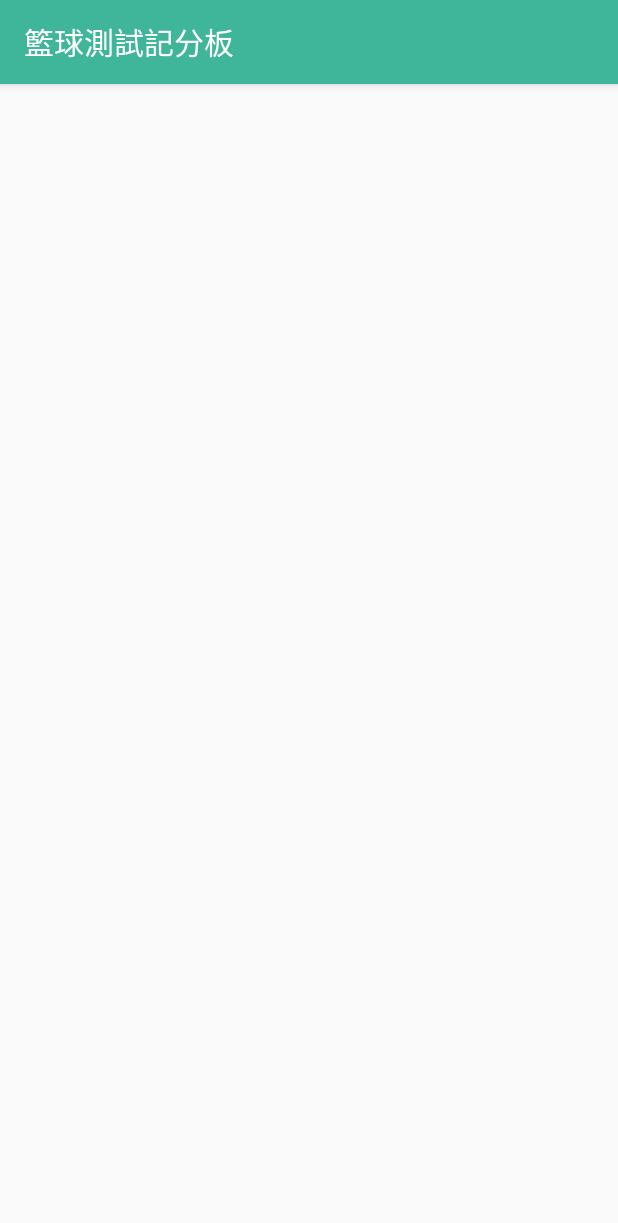
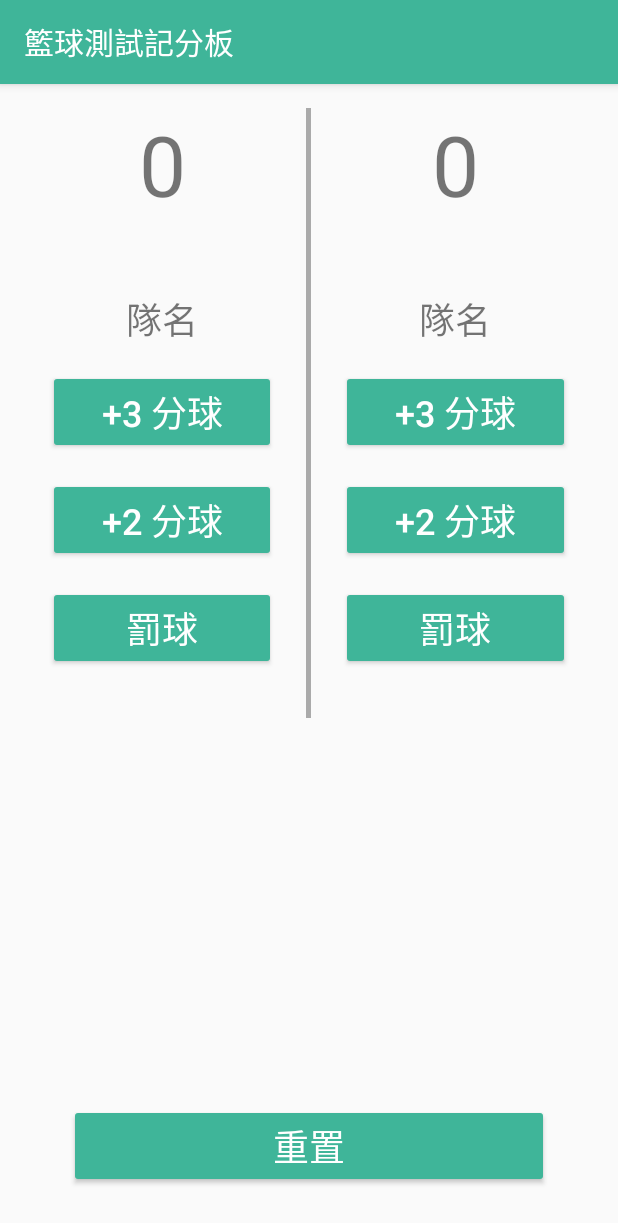
Before and after one commit to onoerror/Lab03_CourtCounter-develope, an Android app: the screen it shows after launch (MainActivity), on a phone screen of 412 x 824 dp. Shown: the top 1223 px of the screen. Run offline under Robolectric (Android 15) with nearby library versions, the phone set to English and light mode, and no system bars.

Commit message:
追加新分支

```diff
--- /dev/null
+++ b/app/src/main/java/layout/Blank.java
@@ -0,0 +1,42 @@
+package layout;
+
+
+import android.os.Bundle;
+import android.support.v4.app.Fragment;
+import android.view.LayoutInflater;
+import android.view.View;
+import android.view.ViewGroup;
+import android.widget.TextView;
+
+import com.example.melvin.lab03_courtcounter.R;
+
+/**
+ * A simple {@link Fragment} subclass.
+ */
+public class Blank extends Fragment {
+
+    private TextView m_tv_team_name;
+    private TextView m_tv_team_score;
+
+
+    public Blank() {
+        // Required empty public constructor
+    }
+
+
+    @Override
+    public View onCreateView(LayoutInflater inflater, ViewGroup container,
+                             Bundle savedInstanceState) {
+        // Inflate the layout for this fragment(產生 Fragment 傳回給 Activity)
+        return inflater.inflate(R.layout.fragment_blank, container, false);
+    }
+
+    @Override
+    public void onStart(){ // Fragment 畫面建立後執行
+        super.onStart();
+
+        m_tv_team_name = (TextView)getView().findViewById(R.id.tv_team_name);
+        m_tv_team_score = (TextView)getView().findViewById(R.id.tv_team_score);
+    }
+
+}
--- /dev/null
+++ b/app/src/main/res/layout/fragment_blank.xml
@@ -0,0 +1,66 @@
+<FrameLayout xmlns:android="http://schemas.android.com/apk/res/android"
+    xmlns:tools="http://schemas.android.com/tools"
+    android:layout_width="match_parent"
+    android:layout_height="match_parent"
+    tools:context="layout.Blank">
+
+    <LinearLayout
+        android:layout_width="match_parent"
+        android:layout_height="wrap_content"
+        android:layout_marginBottom="16dp"
+
+        android:orientation="vertical">
+
+        <TextView
+            android:id="@+id/tv_team_score"
+            android:layout_width="match_parent"
+            android:layout_height="wrap_content"
+            android:layout_marginBottom="32dp"
+            android:gravity="center"
+            android:text="0"
+            android:textSize="56sp"/>
+
+
+        <TextView
+            android:id="@+id/tv_team_name"
+            android:layout_width="match_parent"
+            android:layout_height="wrap_content"
+            android:layout_marginBottom="16dp"
+            android:layout_marginTop="16dp"
+            android:gravity="center"
+            android:text="隊名"
+            android:textSize="24sp"/>
+
+
+        <Button
+            android:id="@+id/btn_three_points"
+            android:layout_width="match_parent"
+            android:layout_height="wrap_content"
+            android:layout_marginBottom="16dp"
+            android:onClick="addThreePoints"
+            android:text="+3 分球"
+            android:textColor="@android:color/white"
+            android:textSize="24sp"/>
+
+        <Button
+            android:id="@+id/btn_two_points"
+            android:layout_width="match_parent"
+            android:layout_height="wrap_content"
+            android:layout_marginBottom="16dp"
+            android:onClick="addTwoPoints"
+            android:text="+2 分球"
+            android:textColor="@android:color/white"
+            android:textSize="24sp"/>
+
+        <Button
+            android:id="@+id/btn_free_points"
+            android:layout_width="match_parent"
+            android:layout_height="wrap_content"
+            android:layout_marginBottom="16dp"
+            android:onClick="freeThrow"
+            android:text="罰球"
+            android:textColor="@android:color/white"
+            android:textSize="24sp"/>
+    </LinearLayout>
+
+</FrameLayout>
```
Also changed, not shown: app/src/main/java/com/example/melvin/lab03_courtcounter/MainActivity.java (+64 -50 lines).
